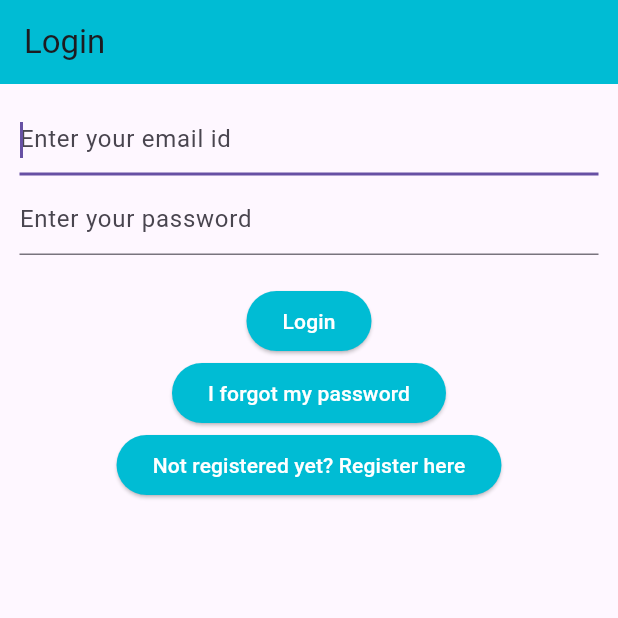
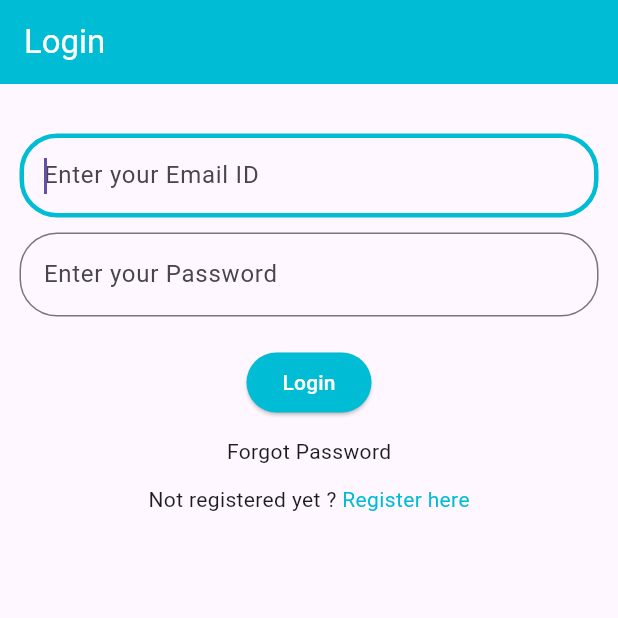
Before and after one commit to Pandiselvam07/NotesApp, a Flutter app: the screen it shows after launch, on a phone screen of 412 x 824 dp, the top half of it. Run offline on Flutter 3.47's test engine with Material 3 defaults, Android fonts, the phone set to English and light mode, and no system bars; our stand-ins replace bloc, cloud_firestore, equatable, firebase_auth, firebase_core, flutter_bloc and 1 more; accounts and stored records are empty.

```diff
--- a/lib/main.dart
+++ b/lib/main.dart
@@ -1,5 +1,3 @@
-import 'package:flutter/material.dart';
-import 'package:flutter_bloc/flutter_bloc.dart';
 import 'package:pratice/helper/loading/Loading_screen.dart';
 import 'package:pratice/services/auth/Firebase_auth_provider.dart';
 import 'package:pratice/services/auth/bloc/Auth_bloc.dart';
@@ -12,6 +10,8 @@ import 'package:pratice/views/VerifyEmail_view.dart';
 import 'package:pratice/constants/Routes.dart';
 import 'package:pratice/views/notes/Notes_view.dart';
 import 'package:pratice/views/notes/create _update_note_view.dart';
+import 'package:flutter/material.dart';
+import 'package:flutter_bloc/flutter_bloc.dart';
 
 void main() {
   WidgetsFlutterBinding.ensureInitialized();
@@ -51,6 +51,7 @@ class _HomePageState extends State<HomePage> {
         }
       },
       builder: (context, state) {
+        //Bloc
         if (state is AuthStateLoggedIn) {
           return const NotesView();
         } else if (state is AuthStateNeedsVerification) {
--- a/lib/views/Login_view.dart
+++ b/lib/views/Login_view.dart
@@ -49,31 +49,47 @@ class _LoginViewState extends State<LoginView> {
       },
       child: Scaffold(
         appBar: AppBar(
-          title: const Text("Login"),
+          title: const Text(
+            "Login",
+            style: TextStyle(color: Colors.white),
+          ),
           backgroundColor: Colors.cyan,
         ),
         body: Padding(
           padding: const EdgeInsets.all(13.0),
           child: Column(
             children: [
+              const SizedBox(height: 20),
               TextField(
                 keyboardType: TextInputType.emailAddress,
                 controller: _email,
                 autocorrect: false,
                 autofocus: true,
                 enableSuggestions: false,
-                decoration:
-                    const InputDecoration(hintText: "Enter your email id"),
+                decoration: InputDecoration(
+                    focusedBorder: OutlineInputBorder(
+                        borderSide: BorderSide(color: Colors.cyan, width: 3),
+                        borderRadius: BorderRadius.circular(25)),
+                    hintText: "Enter your Email ID",
+                    border: OutlineInputBorder(
+                        borderSide: BorderSide(color: Colors.cyan),
+                        borderRadius: BorderRadius.circular(25))),
               ),
-              SizedBox(height: 5),
+              SizedBox(height: 10),
               TextField(
                 controller: _password,
                 obscureText: true,
                 autocorrect: false,
                 autofocus: true,
                 enableSuggestions: false,
-                decoration:
-                    const InputDecoration(hintText: "Enter your password"),
+                decoration: InputDecoration(
+                    focusedBorder: OutlineInputBorder(
+                        borderSide: BorderSide(color: Colors.cyan, width: 3),
+                        borderRadius: BorderRadius.circular(25)),
+                    hintText: "Enter your Password",
+                    border: OutlineInputBorder(
+                        borderSide: BorderSide(color: Colors.cyan),
+                        borderRadius: BorderRadius.circular(25))),
               ),
               const SizedBox(height: 20),
               ElevatedButton(
@@ -92,29 +108,38 @@ class _LoginViewState extends State<LoginView> {
                   style: TextStyle(color: Colors.white),
                 ),
               ),
-              ElevatedButton(
-                onPressed: () {
-                  context.read<AuthBloc>().add(const AuthEventForgotPassword());
-                },
-                style: ButtonStyle(
-                  backgroundColor: WidgetStateProperty.all<Color>(Colors.cyan),
-                ),
-                child: const Text(
-                  "I forgot my password",
-                  style: TextStyle(color: Colors.white),
-                ),
-              ),
-              ElevatedButton(
-                onPressed: () {
-                  context.read<AuthBloc>().add(const AuthEventShouldRegister());
-                },
-                style: ButtonStyle(
-                  backgroundColor: WidgetStateProperty.all<Color>(Colors.cyan),
-                ),
-                child: const Text(
-                  "Not registered yet? Register here",
-                  style: TextStyle(color: Colors.white),
-                ),
+              const SizedBox(height: 12),
+              Column(
+                mainAxisAlignment: MainAxisAlignment.center,
+                children: [
+                  GestureDetector(
+                      onTap: () {
+                        context
+                            .read<AuthBloc>()
+                            .add(const AuthEventForgotPassword());
+                      },
+                      child: Text('Forgot Password')),
+                  const SizedBox(height: 12),
+                  Row(
+                    mainAxisAlignment: MainAxisAlignment.center,
+                    children: [
+                      Text(
+                        "Not registered yet ? ",
+                      ),
+                      GestureDetector(
+                        onTap: () {
+                          context
+                              .read<AuthBloc>()
+                              .add(const AuthEventShouldRegister());
+                        },
+                        child: Text(
+                          "Register here",
+                          style: TextStyle(color: Colors.cyan),
+                        ),
+                      ),
+                    ],
+                  ),
+                ],
               ),
             ],
           ),
```
Also changed, not shown: lib/views/ForgotPassword_View.dart (+18 -14 lines), lib/views/Register_view.dart (+40 -18 lines), pubspec.lock, 2 other files.
